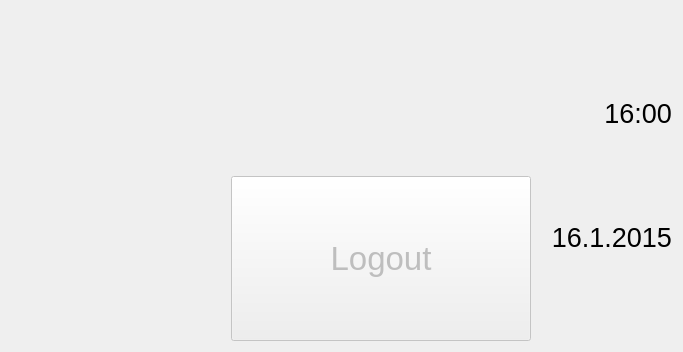
Deltachi/Tally_Teamproject, file TallyOnRaspberry/mainwindow.ui: the form before one commit.
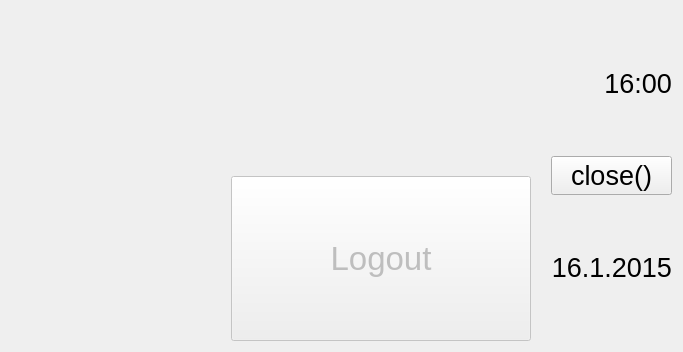
The form after the commit. Icons and pictures are not drawn.

Patch:
```diff
--- a/TallyOnRaspberry/mainwindow.ui
+++ b/TallyOnRaspberry/mainwindow.ui
@@ -101,7 +101,10 @@
        </layout>
       </item>
       <item>
-       <layout class="QVBoxLayout" name="verticalLayoutDate" stretch="1,1">
+       <layout class="QVBoxLayout" name="verticalLayoutDate" stretch="1,0,1">
+        <property name="spacing">
+         <number>0</number>
+        </property>
         <item>
          <widget class="QLabel" name="label_Time">
           <property name="sizePolicy">
@@ -132,6 +135,18 @@
           </property>
          </widget>
         </item>
+        <item>
+         <widget class="QPushButton" name="pushButton">
+          <property name="font">
+           <font>
+            <pointsize>20</pointsize>
+           </font>
+          </property>
+          <property name="text">
+           <string>close()</string>
+          </property>
+         </widget>
+        </item>
         <item>
          <widget class="QLabel" name="label_Date">
           <property name="sizePolicy">
```
